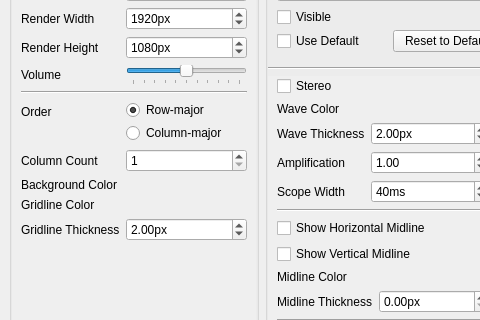
Old version of the form src/mainwindow.ui in the repository Robert-Furth/Osmium; both pictures show x 0 to 480 and y 127 to 447 of the 1080 by 633 pixel window.
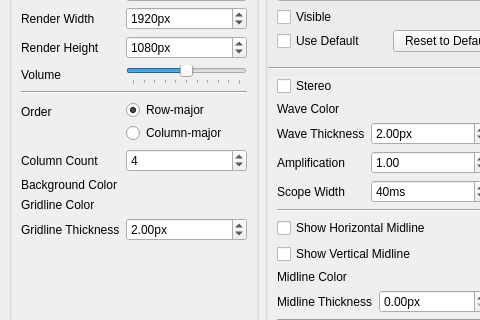
New version of the form. Icons and pictures are not drawn. Custom widgets are drawn as their Qt base class.

Commit message: Set default row/column count to 4

The edit to the form file:
```diff
--- a/src/mainwindow.ui
+++ b/src/mainwindow.ui
@@ -229,6 +229,9 @@
                 <property name="minimum">
                  <number>1</number>
                 </property>
+                <property name="value">
+                 <number>4</number>
+                </property>
                </widget>
               </item>
               <item row="7" column="0">
```
